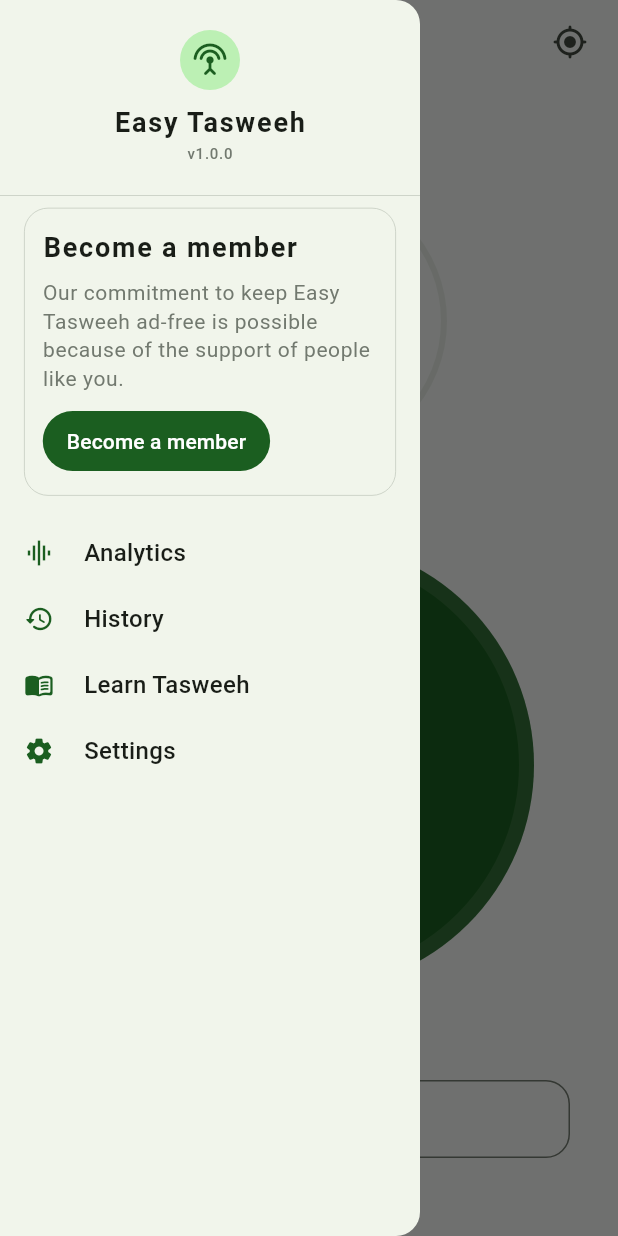
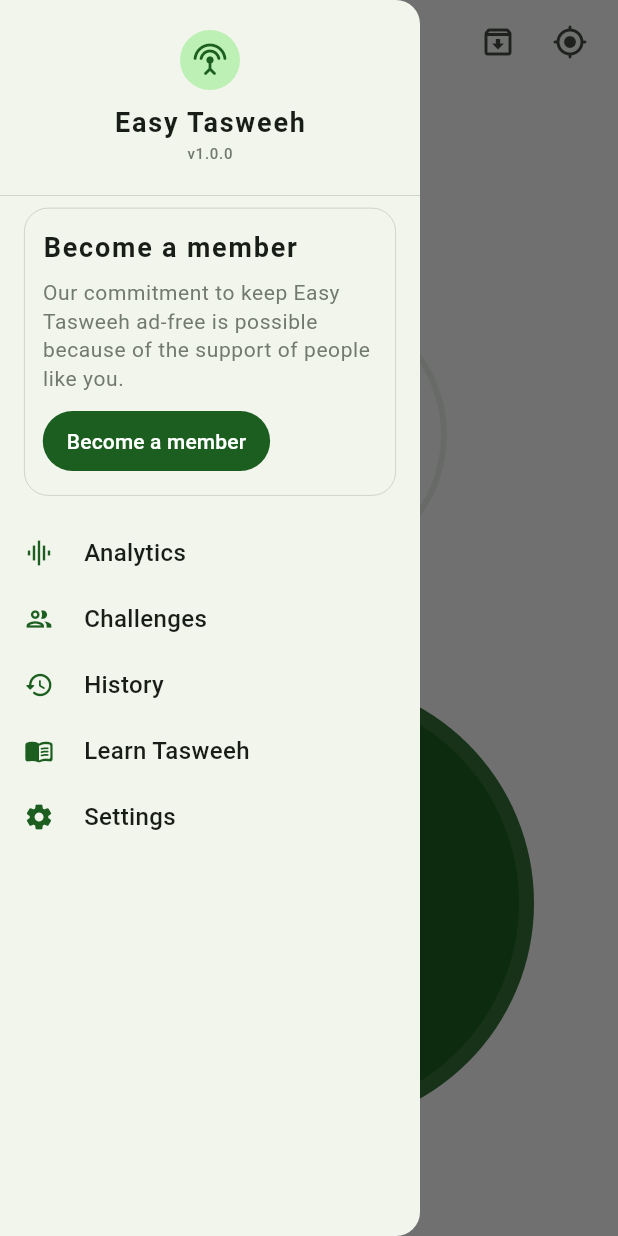
Before and after one commit to onimusha-dev/Easy-Tasweeh, a Flutter app: the screen it shows after launch, with the side drawer open, on a phone screen of 412 x 824 dp. Run offline on Flutter 3.47's test engine with Material 3 defaults, Android fonts, the phone set to English and light mode, and no system bars; drawn by our look-alikes of flutter_animate; our stand-ins replace drift, drift_flutter, fl_chart, flutter_local_notifications, flutter_phoenix, flutter_riverpod and 3 more; accounts and stored records are empty; generated files the repository leaves out were written again.

```diff
--- a/lib/features/home/widgets/home_drawer.dart
+++ b/lib/features/home/widgets/home_drawer.dart
@@ -2,6 +2,7 @@
 
 class HomeDrawer extends StatelessWidget {
   final VoidCallback onShowHistory;
+  final VoidCallback onShowChallenges;
   final VoidCallback onShowAnalytics;
   final VoidCallback onShowTasweeh;
   final VoidCallback onShowSettings;
@@ -9,6 +10,7 @@
   const HomeDrawer({
     super.key,
     required this.onShowHistory,
+    required this.onShowChallenges,
     required this.onShowAnalytics,
     required this.onShowSettings,
     required this.onShowTasweeh,
@@ -132,6 +134,15 @@
                 ),
                 _buildDrawerTile(
                   context,
+                  icon: Icons.group_outlined,
+                  title: 'Challenges',
+                  onTap: () {
+                    Navigator.pop(context);
+                    onShowChallenges();
+                  },
+                ),
+                _buildDrawerTile(
+                  context,
                   icon: Icons.history_rounded,
                   title: 'History',
                   onTap: () {
--- a/lib/screens/home_screens.dart
+++ b/lib/screens/home_screens.dart
@@ -5,6 +5,7 @@
 import 'package:easy_tasweeh/features/home/widgets/tactical_tap_button.dart';
 import 'package:easy_tasweeh/features/home/widgets/target_selector_sheet.dart';
 import 'package:easy_tasweeh/screens/analytics_screen.dart';
+import 'package:easy_tasweeh/screens/challenges_screen.dart';
 import 'package:easy_tasweeh/screens/history_screen.dart';
 import 'package:easy_tasweeh/screens/settings_screen.dart';
 import 'package:easy_tasweeh/screens/tasweeh_screen.dart';
@@ -30,7 +31,7 @@
   }
 
   Future<void> _incrementCounter() async {
-    HapticFeedback.vibrate();
+    await HapticFeedback.vibrate();
     final repo = ref.read(countRepositoryProvider);
     // Directly increment; repo handles initialization if needed
     await repo.increment();
@@ -69,6 +70,13 @@
     );
   }
 
+  void _showChallenges() {
+    Navigator.push(
+      context,
+      MaterialPageRoute(builder: (context) => const ChallengesScreen()),
+    );
+  }
+
   void _showTasweeh() {
     Navigator.push(
       context,
@@ -97,6 +105,7 @@
     return Scaffold(
       drawer: HomeDrawer(
         onShowHistory: _showHistory,
+        onShowChallenges: _showChallenges,
         onShowAnalytics: _showAnalytics,
         onShowTasweeh: _showTasweeh,
         onShowSettings: _showSettings,
@@ -119,6 +128,11 @@
         ),
         actions: [
           IconButton(
+            onPressed: _archiveSession,
+            icon: const Icon(Icons.archive_outlined),
+            tooltip: 'Archive Session',
+          ),
+          IconButton(
             onPressed: _showSetTargetSheet,
             icon: const Icon(Icons.gps_fixed_rounded),
             tooltip: 'Set Target',
@@ -133,36 +147,19 @@
           final current = countData?.currentCount ?? 0;
           final target = countData?.targetCount ?? 0;
 
-          return Column(
+          return SizedBox.expand(
+            child: Column(
               children: [
-              const SizedBox(height: 40),
+                const Spacer(flex: 1),
                 const Spacer(flex: 1),
                 CounterDisplay(current: current, target: target),
-              const Spacer(flex: 2),
-              TacticalTapButton(onTap: _incrementCounter),
                 const Spacer(flex: 1),
-              Padding(
-                padding: const EdgeInsets.all(32.0),
-                child: Row(
-                  children: [
-                    Expanded(
-                      child: OutlinedButton.icon(
-                        onPressed: _archiveSession,
-                        icon: const Icon(Icons.archive_outlined),
-                        label: const Text('Archive Session'),
-                        style: OutlinedButton.styleFrom(
-                          padding: const EdgeInsets.symmetric(vertical: 16),
-                          shape: RoundedRectangleBorder(
-                            borderRadius: BorderRadius.circular(16),
-                          ),
-                        ),
-                      ),
-                    ),
+                TacticalTapButton(onTap: ()async{
+                    await _incrementCounter();
+                }),
+                const Spacer(flex: 1),
               ],
             ),
-              ),
-              const SizedBox(height: 20),
-            ],
           );
         },
       ),
```
Also changed, not shown: lib/features/home/widgets/show_current_dhikr_type.dart (added, +15 -0 lines), lib/screens/challenges_screen.dart (added, +22 -0 lines). Lines whose indentation alone changed are shown as unchanged.
